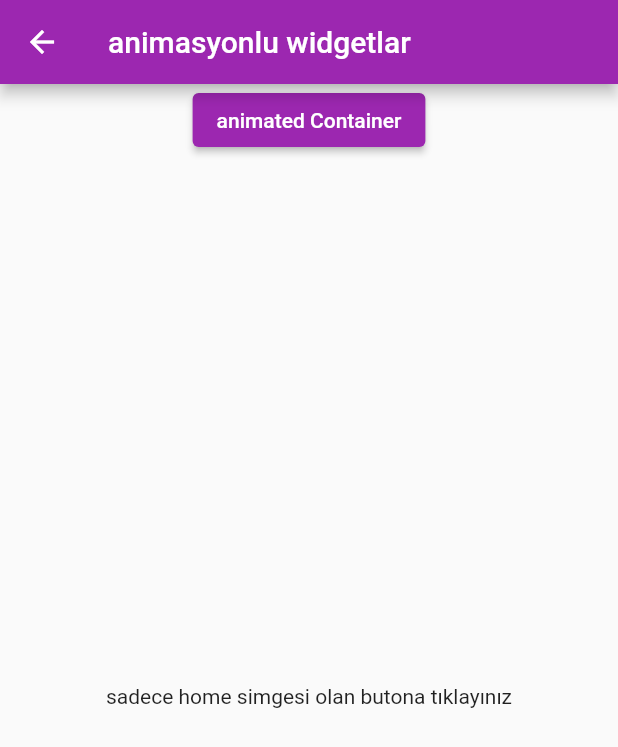
After one commit to kayamekin/flutter_animasyon_dersleri, a Flutter app: the screen it shows after launch, after a tap on "Animated Container Kullanımı", on a phone screen of 412 x 824 dp. The commit adds this screen. Shown: the top 747 px of the screen. Run offline on Flutter 3.47's test engine with Material 2 defaults, Android fonts, the phone set to English and light mode, and no system bars; our stand-ins replace flutter_feather_icons; missing offline and left inert: flutter_sequence_animation.

Commit message:
animated container show hide profile cardadded

```diff
--- /dev/null
+++ b/lib/animatedcontainerkullanimi.dart
@@ -0,0 +1,147 @@
+import 'package:flutter/material.dart';
+import 'package:flutter_animasyonlar/main.dart';
+
+class AnimasyonluWidgetlar extends StatefulWidget {
+  const AnimasyonluWidgetlar({Key? key}) : super(key: key);
+
+  @override
+  State<AnimasyonluWidgetlar> createState() => _AnimasyonluWidgetlarState();
+}
+
+class _AnimasyonluWidgetlarState extends State<AnimasyonluWidgetlar> {
+  var color = Colors.white;
+  var width = 0.0;
+  var height = 0.0;
+  bool degistir = false;
+  @override
+  Widget build(BuildContext context) {
+    return Scaffold(
+      appBar: AppBar(
+        title: const Text("animasyonlu widgetlar"),
+      ),
+      body: Center(
+        child: Column(
+          mainAxisAlignment: MainAxisAlignment.spaceBetween,
+          children: [
+            ElevatedButton(
+              onPressed: () {
+                _animatedContainerAnimasyon();
+              },
+              child: Text("animated Container"),
+            ),
+            const Text("sadece home simgesi olan butona tıklayınız"),
+            AnimatedContainer(
+              duration: const Duration(milliseconds: 200),
+              width: width,
+              height: height,
+              decoration: BoxDecoration(
+                  color: color,
+                  borderRadius: const BorderRadius.only(
+                    topRight: Radius.circular(20),
+                    topLeft: Radius.circular(20),
+                  ),
+                  boxShadow: const [
+                    BoxShadow(
+                      offset: Offset(2, 2),
+                      color: Colors.black,
+                      blurRadius: 50,
+                    )
+                  ]),
+              child: Column(
+                children: [
+                  FittedBox(
+                    child: Container(
+                      width: MediaQuery.of(context).size.width,
+                      height: MediaQuery.of(context).size.height * 0.24,
+                      decoration: const BoxDecoration(
+                        borderRadius: BorderRadius.only(
+                          topRight: Radius.circular(20),
+                          topLeft: Radius.circular(20),
+                        ),
+                        color: Colors.red,
+                        image: DecorationImage(
+                          image: AssetImage(
+                            'assets/images/add.jpg',
+                          ),
+                          fit: BoxFit.cover,
+                        ),
+                      ),
+                    ),
+                  ),
+                  FittedBox(
+                    child: Container(
+                      width: MediaQuery.of(context).size.width,
+                      height: MediaQuery.of(context).size.height / 5,
+                      child: Column(
+                        mainAxisAlignment: MainAxisAlignment.spaceEvenly,
+                        children: [
+                          Row(
+                            mainAxisAlignment: MainAxisAlignment.spaceAround,
+                            children: [
+                              IconButton(
+                                icon: const Icon(Icons.person,
+                                    color: Colors.white, size: 44),
+                                onPressed: () {},
+                              ),
+                              IconButton(
+                                icon: const Icon(Icons.edit,
+                                    color: Colors.white, size: 44),
+                                onPressed: () {},
+                              ),
+                              IconButton(
+                                icon: const Icon(Icons.note_alt_outlined,
+                                    color: Colors.white, size: 44),
+                                onPressed: () {},
+                              )
+                            ],
+                          ),
+                          Row(
+                            mainAxisAlignment: MainAxisAlignment.spaceAround,
+                            children: [
+                              IconButton(
+                                splashColor: Colors.amber,
+                                icon: const Icon(Icons.home,
+                                    color: Colors.white, size: 44),
+                                onPressed: () {
+                                  Navigator.push(
+                                      context,
+                                      MaterialPageRoute(
+                                          builder: (context) =>
+                                              const MyHomePage(
+                                                title: "home page",
+                                              )));
+                                },
+                              ),
+                              IconButton(
+                                icon: const Icon(Icons.paypal_sharp,
+                                    color: Colors.white, size: 44),
+                                onPressed: () {},
+                              ),
+                              IconButton(
+                                icon: const Icon(Icons.settings,
+                                    color: Colors.white, size: 44),
+                                onPressed: () {},
+                              )
+                            ],
+                          ),
+                        ],
+                      ),
+                    ),
+                  ),
+                ],
+              ),
+            ),
+          ],
+        ),
+      ),
+    );
+  }
+
+  void _animatedContainerAnimasyon() {
+    setState(() {
+      width = width == 0.0 ? 300 : 0;
+      height = height == 0.0 ? 300 : 0;
+      color = color == Colors.white ? Color(0xff020202) : Colors.white;
+    });
+  }
+}
--- a/lib/main.dart
+++ b/lib/main.dart
@@ -19,7 +19,8 @@ class MyApp extends StatelessWidget {
       theme: ThemeData(
         primarySwatch: Colors.purple,
       ),
-      home: const MyHomePage(title: 'Animation'),
+      // home: const MyHomePage(title: 'Animation'),
+      home: const OpenMenuButtonPage(),
     );
   }
 }
@@ -137,7 +138,7 @@ class _MyHomePageState extends State<MyHomePage>
                     child: Container(
                       width: 50,
                       height: 50,
-                      child: Center(
+                      child: const Center(
                         child: Text("hello",
                             style: TextStyle(
                                 color: Colors.white,
--- a/lib/open_menu.dart
+++ b/lib/open_menu.dart
@@ -1,4 +1,5 @@
 import 'package:flutter/material.dart';
+import 'package:flutter_animasyonlar/animatedcontainerkullanimi.dart';
 import 'package:flutter_animasyonlar/new_page.dart';
 
 class OpenMenuButtonPage extends StatelessWidget {
@@ -9,12 +10,24 @@ class OpenMenuButtonPage extends StatelessWidget {
     return Scaffold(
       appBar: AppBar(title: Text("animation page")),
       body: Center(
-        child: ElevatedButton(
-            onPressed: () {
-              Navigator.push(
-                  context, MaterialPageRoute(builder: (context) => NewPage()));
-            },
-            child: Text("Animasyonlu sayfaya geç")),
+        child: Column(
+          children: [
+            ElevatedButton(
+                onPressed: () {
+                  Navigator.push(context,
+                      MaterialPageRoute(builder: (context) => NewPage()));
+                },
+                child: Text("Animasyonlu sayfaya geç")),
+            ElevatedButton(
+                onPressed: () {
+                  Navigator.push(
+                      context,
+                      MaterialPageRoute(
+                          builder: (context) => AnimasyonluWidgetlar()));
+                },
+                child: Text("Animated Container Kullanımı")),
+          ],
+        ),
       ),
     );
   }
--- a/pubspec.yaml
+++ b/pubspec.yaml
@@ -60,9 +60,8 @@ flutter:
   uses-material-design: true
 
   # To add assets to your application, add an assets section, like this:
-  # assets:
-  #   - images/a_dot_burr.jpeg
-  #   - images/a_dot_ham.jpeg
+  assets:
+    - assets/images/
 
   # An image asset can refer to one or more resolution-specific "variants", see
   # https://flutter.dev/assets-and-images/#resolution-aware
```
Also changed, not shown: 1 other file.
